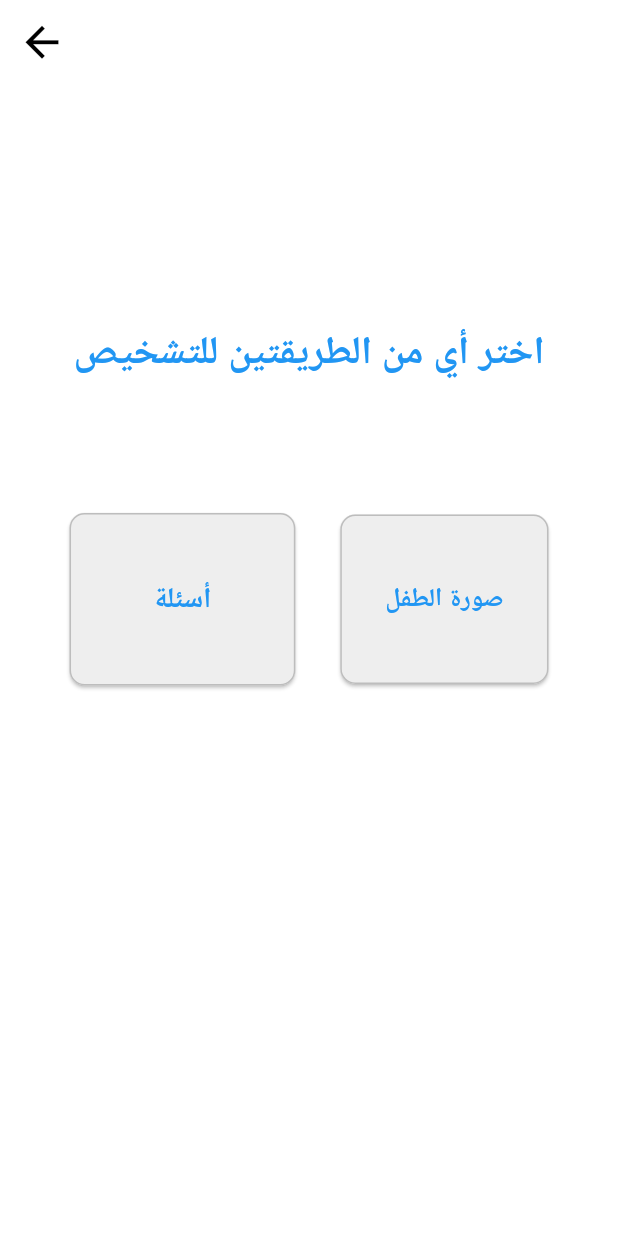
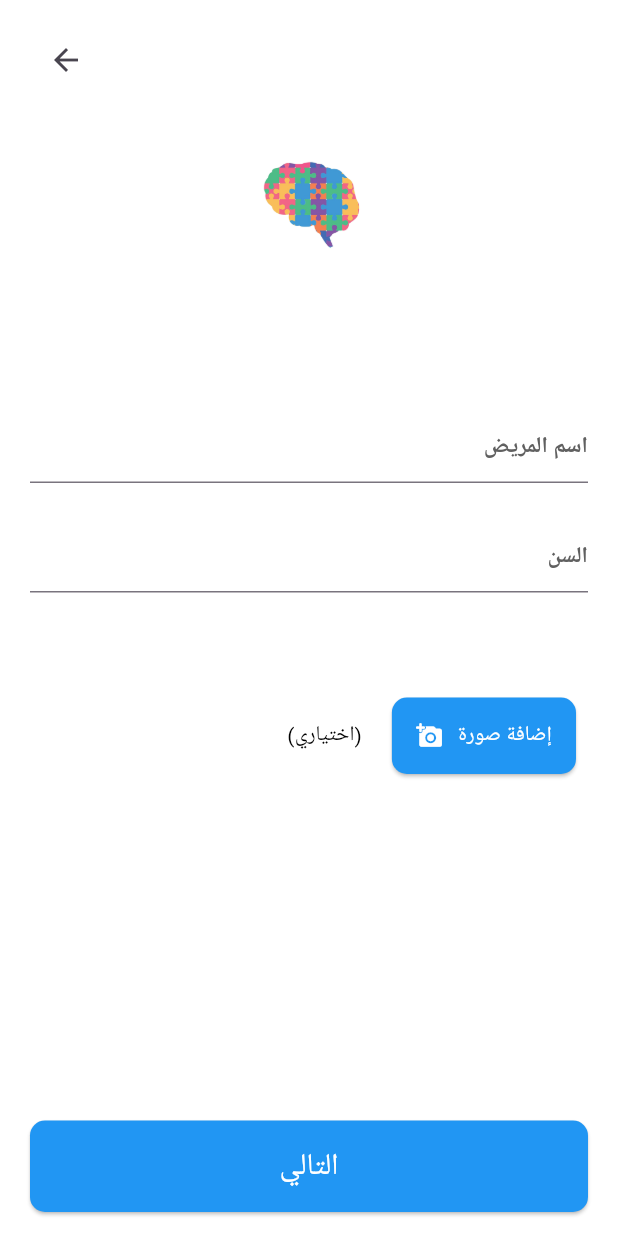
Before and after one commit to OmarSamei/MyGradutionApp, a Flutter app: the DiagnosisPage screen opened directly, on a phone screen of 412 x 824 dp. Run offline on Flutter 3.47's test engine with Material 3 defaults, Android fonts, the phone set to English and light mode, and no system bars; our stand-ins replace image_picker; Roboto replaces fonts that are missing (Alexandria).

```diff
--- a/graduation_project/lib/Screens/AppContent/Diagnosis_page.dart
+++ b/graduation_project/lib/Screens/AppContent/Diagnosis_page.dart
@@ -1,43 +1,110 @@
 import 'package:flutter/material.dart';
 import 'package:graduation_project/Screens/AppContent/photo_upload.dart';
-import 'package:graduation_project/Screens/AppContent/questions_page.dart';
+import 'package:graduation_project/Screens/Questions_pages/main_questions_page.dart';
+class DiagnosisPage extends StatelessWidget {
+  final TextEditingController nameController = TextEditingController();
+  final TextEditingController ageController = TextEditingController();
 
-class DiagnosisPage extends StatelessWidget {
-  const DiagnosisPage({super.key});
+  DiagnosisPage({super.key});
 
   @override
   Widget build(BuildContext context) {
     return Scaffold(
-      appBar: AppBar(
-        backgroundColor: Colors.white, // لون خلفية شريط التطبيق
-        elevation: 0, // إزالة الظل
-        leading: IconButton(
-          icon: const Icon(Icons.arrow_back, color: Colors.black,size: 33,), // زر الرجوع
+      backgroundColor: Colors.white, // لون الخلفية من الصورة
+      body: SafeArea(
+        child: Padding(
+          padding: const EdgeInsets.symmetric(horizontal: 20, vertical: 16),
+          child: Column(
+            crossAxisAlignment: CrossAxisAlignment.stretch,
+            children: [
+              Row(
+                children: [
+                  IconButton(
                     onPressed: () {
-            Navigator.pop(context);
+                      Navigator.pop(context); // لجعل زر العودة يعمل
                     },
+                    icon: const Icon(Icons.arrow_back),
+                  )
+                ],
+              ),
+              Image.asset("Photos/gradLogo1.png",
+              width: 200,
+              height: 200),
+              const SizedBox(height: 10),
+              TextField(
+                  controller: nameController,
+                  textAlign: TextAlign.end,
+                  decoration: const InputDecoration(
+                    hintText:  'اسم المريض',
+                    hintStyle: TextStyle(
+                      fontFamily: "Alexandria",
+                      color: Color.fromARGB(255, 96, 96, 96),
+                      fontSize: 15,
+                      fontWeight: FontWeight.w600,
                   ),
                 ),
-      backgroundColor: Colors.white,
+              ),
+              const SizedBox(height: 25),
+              TextField(
+                controller: ageController,
+                  textAlign: TextAlign.end,
+                  decoration: const InputDecoration(
+                    hintText: "السن",
+                    hintStyle: TextStyle(
+                      fontFamily: "Alexandria",
+                      color: Color.fromARGB(255, 96, 96, 96),
+                      fontSize: 15,
+                      fontWeight: FontWeight.w600,
+                  ),
 
-      body:Column(
-
-            children: [
-              const SizedBox(height: 160), // مسافة بين شريط التطبيق والمحتوى
-              const Text(
-                'اختر أي من الطريقتين للتشخيص',
-                style: TextStyle(
-
-                fontFamily: "Alexandria",
-                  color: Colors.blue,
-                            fontSize: 26,
-                            fontWeight: FontWeight.w700,
                 ),
               ),
-              const SizedBox(height: 88,),
+              const SizedBox(height: 70),
               Row(
-                  mainAxisAlignment: MainAxisAlignment.center,
+                mainAxisAlignment: MainAxisAlignment.end,
+                children: [  const Text('(اختياري)',
+                 style: TextStyle(
+                  color: Colors.black,
+                  fontFamily: "Alexandria"
+                )),
+                const SizedBox(width: 20),
+              ElevatedButton(
+                      onPressed: () {
+                      Navigator.push(
+                          context,
+                          MaterialPageRoute(builder: (BuildContext context) {
+                            return const ImageUploadPage();
+                          }),
+                        );
+                      },
+                      style: ElevatedButton.styleFrom(
+                        padding: const EdgeInsets.symmetric(vertical: 15,horizontal: 16), // تصغير حجم الزر
+                        backgroundColor: Colors.blue,
+                        shape: RoundedRectangleBorder(
+                          borderRadius: BorderRadius.circular(10),
+                        ),
+                      ),
+                      child: const Row(
                         children: [
+                          Icon(Icons.add_a_photo_rounded,
+                          color: Colors.white,),
+                           SizedBox(width: 10),
+                          Text(
+                            'إضافة صورة',
+                            style: TextStyle(
+                              color: Colors.white,
+                              fontFamily:"Alexandria"
+                              ),
+                          ),
+                        ],
+                      ),
+
+                  ),
+                  const SizedBox(width: 8),
+
+                ],
+              ),
+              const Spacer(),
               ElevatedButton(
                 onPressed: () {
                   Navigator.push(
@@ -48,54 +115,24 @@ class DiagnosisPage extends StatelessWidget {
                         );
                 },
                 style: ElevatedButton.styleFrom(
-                        backgroundColor: Colors.grey[200],
-                        padding: const EdgeInsets.symmetric(horizontal: 56, vertical: 44),
+                  padding: const EdgeInsets.symmetric(vertical: 16),
+                  backgroundColor: Colors.blue, // لون الزر الأزرق
                   shape: RoundedRectangleBorder(
                     borderRadius: BorderRadius.circular(10),
-                          side: BorderSide(color: Colors.grey.shade400),
                   ),
                 ),
                 child: const Text(
-                        'أسئلة',
+                  'التالي',
                 style: TextStyle(
                 fontFamily: "Alexandria",
-                          color: Colors.blue,
-                          fontSize: 19,
-                          fontWeight: FontWeight.w700,
-                        ),
-                      ),
-                    ),
-                    const SizedBox(width: 30,),
-                    ElevatedButton(
-                      onPressed: () {
-                        Navigator.push(context, MaterialPageRoute(builder: (BuildContext context) {
-                          return  ImageUploadPage();
-                        }));
-                      },
-                      style: ElevatedButton.styleFrom(
-                        backgroundColor: Colors.grey[200],
-                        padding: const EdgeInsets.symmetric(horizontal: 30, vertical: 44),
-                        shape: RoundedRectangleBorder(
-                          borderRadius: BorderRadius.circular(10),
-                          side: BorderSide(color: Colors.grey.shade400),
-                        ),
-                      ),
-                      child: const Text(
-                      'صورة الطفل',
-                        style: TextStyle(
-                          fontFamily: "Alexandria",
-                          color: Colors.blue,
-                          fontSize: 17,
-                          fontWeight: FontWeight.w700,
-                        ),
+                fontSize: 20,
+                  color: Colors.white)
                 ),
               ),
             ],
           ),
-              ],
+        ),
       ),
     );
-
-
   }
 }
--- a/graduation_project/lib/Screens/AppContent/home_page.dart
+++ b/graduation_project/lib/Screens/AppContent/home_page.dart
@@ -46,7 +46,7 @@ class HomePage extends StatelessWidget {
             ElevatedButton(
               onPressed: () {
                   Navigator.push(context, MaterialPageRoute(builder: (BuildContext context) {
-                          return const DiagnosisPage();
+                          return DiagnosisPage();
                         }));
                 },
               style: ElevatedButton.styleFrom(
--- a/graduation_project/lib/Screens/AppContent/result_page.dart
+++ b/graduation_project/lib/Screens/AppContent/result_page.dart
@@ -18,12 +18,12 @@ class ResultPage extends StatelessWidget {
       ),
       backgroundColor: Colors.white,
 
-      body:Center(
+      body:const Center(
         child: Column(
 
               children: [
-                const SizedBox(height: 30), // مسافة بين شريط التطبيق والمحتوى
-                const Text(
+                SizedBox(height: 30), // مسافة بين شريط التطبيق والمحتوى
+                Text(
                       "النتائج",
                   style: TextStyle(
 
--- a/graduation_project/pubspec.yaml
+++ b/graduation_project/pubspec.yaml
@@ -61,6 +61,7 @@ flutter:
   # To add assets to your application, add an assets section, like this:
   assets:
     - Photos/google-play.png
+    - Photos/gradLogo1.png
 
   # An image asset can refer to one or more resolution-specific "variants", see
   # https://flutter.dev/assets-and-images/#resolution-aware
```
Also changed, not shown: graduation_project/lib/Screens/AppContent/photo_upload.dart (+6 -4 lines), graduation_project/lib/Screens/AppContent/questions_page.dart (deleted, +0 -44 lines), graduation_project/lib/Screens/Questions_pages/main_questions_page.dart (added, +119 -0 lines), graduation_project/Photos/gradLogo1.png (added), graduation_project/pubspec.lock, 3 other files. Lines whose indentation alone changed are shown as unchanged.
